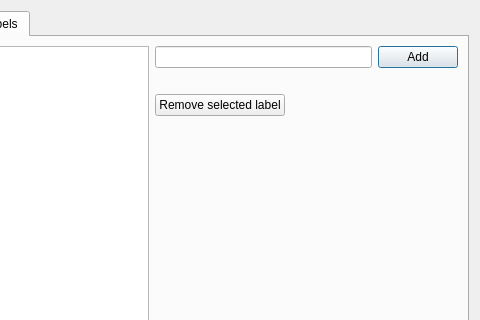
Before: the Qt Designer form src/desktop-remote/trackinfodialog.ui in hyperquantum/PMP, drawn with Qt 5; both pictures show x 177 to 657 and y 0 to 320 of the 657 by 495 pixel window.
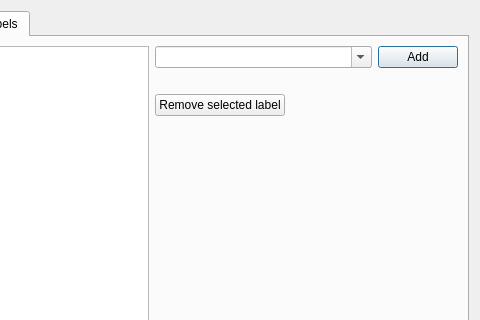
After: the same form once the commit is applied. The open tabs and pages were chosen to show the change.

Commit message:
Provide a list of existing labels to choose from
In the track info dialog, provide a combo box populated with existing
label names, to make adding a label to a track a bit more convenient.

What changed in the file:
```diff
--- a/src/desktop-remote/trackinfodialog.ui
+++ b/src/desktop-remote/trackinfodialog.ui
@@ -324,7 +324,20 @@
          <item>
           <layout class="QHBoxLayout" name="horizontalLayout">
            <item>
-            <widget class="QLineEdit" name="newLabelLineEdit"/>
+            <widget class="QComboBox" name="newLabelComboBox">
+             <property name="sizePolicy">
+              <sizepolicy hsizetype="Expanding" vsizetype="Fixed">
+               <horstretch>0</horstretch>
+               <verstretch>0</verstretch>
+              </sizepolicy>
+             </property>
+             <property name="editable">
+              <bool>true</bool>
+             </property>
+             <property name="insertPolicy">
+              <enum>QComboBox::InsertPolicy::NoInsert</enum>
+             </property>
+            </widget>
            </item>
            <item>
             <widget class="QPushButton" name="labelAddButton">
```
The commit also changes 2 other files.
